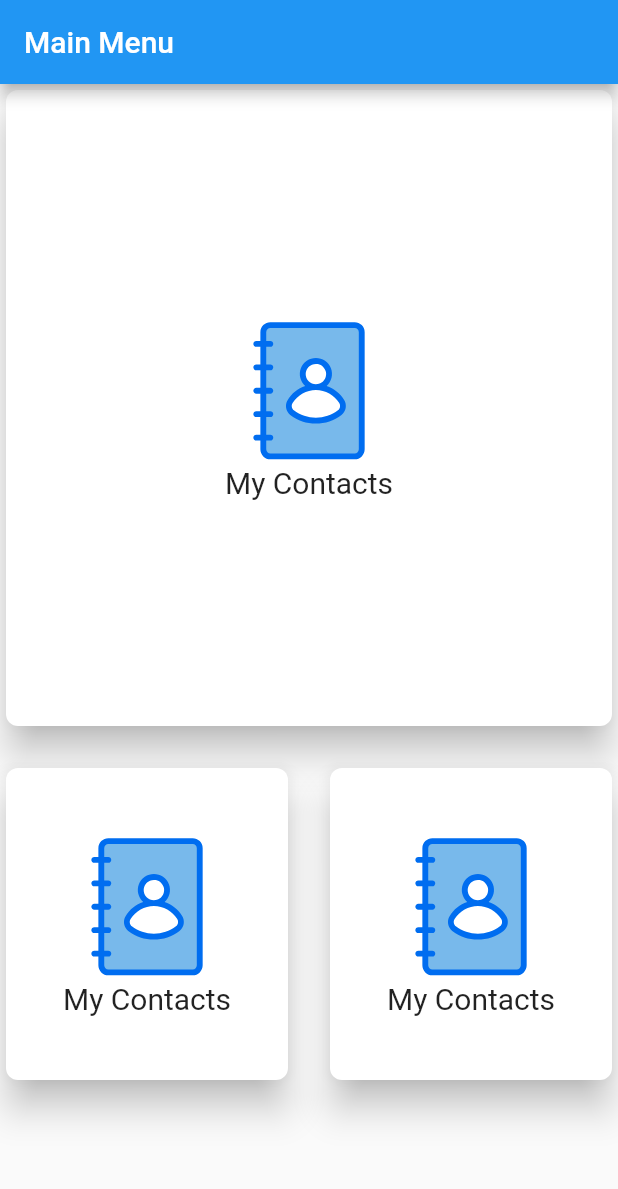
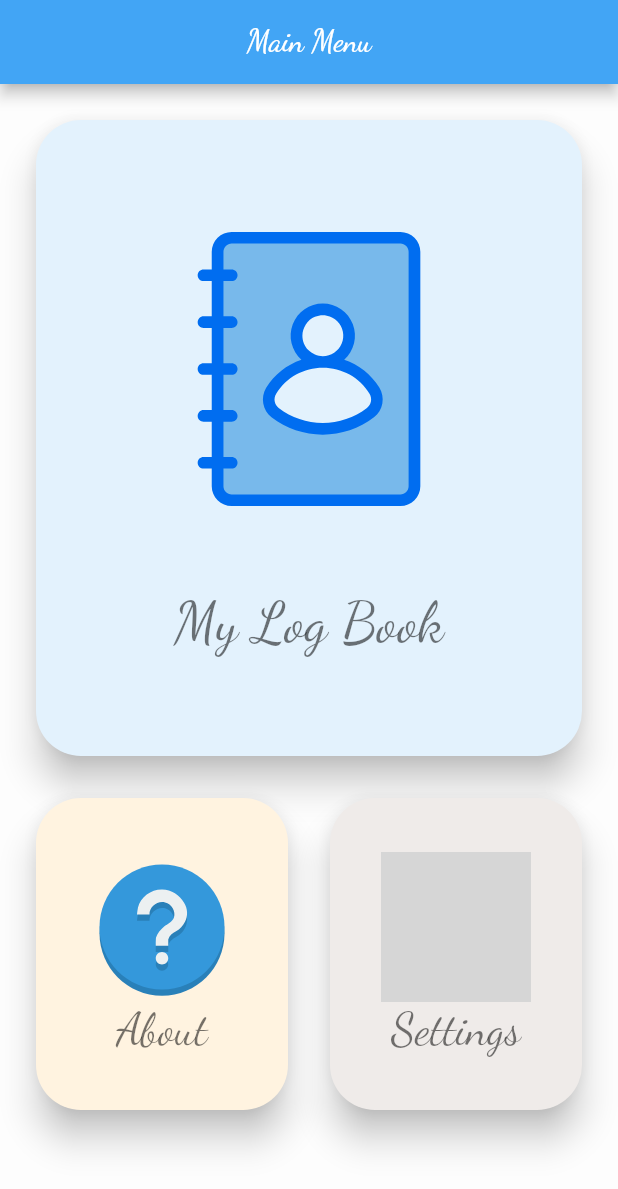
Before and after one commit to dondonjedd/MyContacts, a Flutter app: the screen it shows after launch, on a phone screen of 412 x 824 dp. Shown: the top 1189 px of the screen. Run offline on Flutter 3.47's test engine with Material 2 defaults, Android fonts, the phone set to English and light mode, and no system bars; our stand-ins replace flutter_staggered_animations, flutter_svg, fluttertoast, shared_preferences; Roboto replaces fonts that are missing (Montserrat Regular); grey boxes are pictures that could not be loaded.

Commit message:
Add new Icons and Fonts into the dashboard
-Dashboard looks cooler and livelier

```diff
--- a/lib/ContactScreen.dart
+++ b/lib/ContactScreen.dart
@@ -178,7 +178,7 @@ class _ContactScreenState extends State<ContactScreen> {
       });
     }
   }
-
+}
 
 String convertToAgo(DateTime input){
   Duration diff = DateTime.now().difference(input);
@@ -195,4 +195,3 @@ class _ContactScreenState extends State<ContactScreen> {
     return 'just now';
   }
 }
-}
--- a/lib/MyHomePage.dart
+++ b/lib/MyHomePage.dart
@@ -36,16 +36,16 @@ class _MyHomePageState extends State<MyHomePage> {
     double height = MediaQuery.of(context).size.height;
     double barheight =AppBar().preferredSize.height;
     double padding=20;
-    // style
-    var cardTextStyle = const TextStyle(
-        fontFamily: "Montserrat Regular",
-        fontSize: 20,);
 
     return Scaffold(
       appBar: AppBar(
-        title: Text(widget.title),
+        backgroundColor: Colors.blue.shade400,
+        centerTitle: true,
+        title: Text(widget.title,style: const TextStyle(fontFamily: 'DancingScript'))
       ),
       body: Container(
+        color: Colors.white60,
+        padding: EdgeInsets.all(20),
         child: StaggeredGridView.countBuilder(
           primary: true,
           itemCount: 3,
@@ -67,11 +67,18 @@ class _MyHomePageState extends State<MyHomePage> {
 
                 duration: index==0? const Duration(milliseconds: 500) : index==1?const Duration(milliseconds: 1000) : const Duration(milliseconds: 1500) ,
                 child:FadeInAnimation(
-                    child: Card(shape:RoundedRectangleBorder(borderRadius: BorderRadius.circular(8)), elevation: 10,
+                    child: Card(shape:RoundedRectangleBorder(borderRadius: BorderRadius.circular(30)), elevation: 10,color: index==0? Colors.blue.shade50 : index==1?Colors.orange.shade50:Colors.brown.shade50 ,
                         child: Column(
                           mainAxisAlignment: MainAxisAlignment.center,
+                          mainAxisSize: MainAxisSize.max,
                           crossAxisAlignment: CrossAxisAlignment.center,
-                          children: <Widget>[SvgPicture.asset('assets/images/contact.svg',height: 100,),Text('My Contacts', style: cardTextStyle),],
+                          children:index==0?  <Widget>[
+                            SvgPicture.asset('assets/images/contact.svg',height: 200,),const Text('\nMy Log Book', style: TextStyle(fontSize:38 ,fontFamily: 'DancingScript',color: Colors.black54)),
+                          ]:index==1?<Widget>[
+                            SvgPicture.asset('assets/images/about.svg',height: 100),const Text('About', style: TextStyle(fontSize:30 ,fontFamily: 'DancingScript',color: Colors.black54)),
+                          ]:<Widget>[
+                            SvgPicture.asset('assets/images/settings.svg',height: 100,),const Text('Settings', style: TextStyle(fontSize:30 ,fontFamily: 'DancingScript',color: Colors.black54)),
+                          ]
 
                         )
                     )
--- a/lib/main.dart
+++ b/lib/main.dart
@@ -11,21 +11,10 @@ class MyApp extends StatelessWidget {
   // This widget is the root of your application.
   @override
   Widget build(BuildContext context) {
-    return MaterialApp(
+    return const MaterialApp(
       title: 'My Contacts',
-      theme: ThemeData(
-        // This is the theme of your application.
-        //
-        // Try running your application with "flutter run". You'll see the
-        // application has a blue toolbar. Then, without quitting the app, try
-        // changing the primarySwatch below to Colors.green and then invoke
-        // "hot reload" (press "r" in the console where you ran "flutter run",
-        // or simply save your changes to "hot reload" in a Flutter IDE).
-        // Notice that the counter didn't reset back to zero; the application
-        // is not restarted.
-        primarySwatch: Colors.blue,
-      ),
-      home: const MyHomePage(title: 'Main Menu'),
+
+      home: MyHomePage(title: 'Main Menu'),
     );
   }
 }
```
Lines whose indentation alone changed are shown as unchanged.
